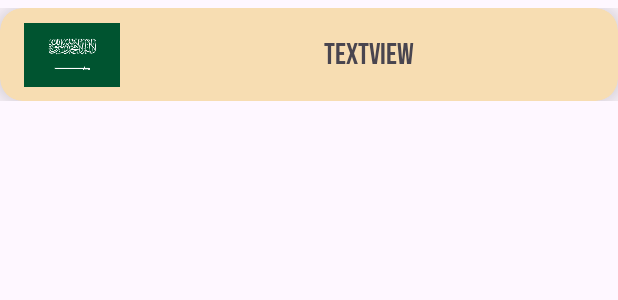
After one commit to Vilenas11/RestCountriesProject, an Android app: the layout recycler_view_row.xml on its own in the app's theme, with its tools: preview values and no code run, on a phone screen of 412 x 824 dp. The commit adds this screen. Shown: the top 300 px of the screen. Run offline under Robolectric (Android 15) with nearby library versions, the phone set to English and light mode, and no system bars; network calls fail.

Commit message:
Implementation of viewModel and Adapter

```diff
--- a/app/src/main/AndroidManifest.xml
+++ b/app/src/main/AndroidManifest.xml
@@ -2,7 +2,9 @@
 <manifest xmlns:android="http://schemas.android.com/apk/res/android"
     xmlns:tools="http://schemas.android.com/tools">
 
+    <uses-permission android:name="android.Manifest.permission.RECORD_AUDIO"/>
     <uses-permission android:name="android.permission.INTERNET" />
+    <uses-permission android:name="android.permission.ACCESS_NETWORK_STATE" />
 
     <application
         android:allowBackup="true"
@@ -11,6 +13,7 @@
         android:icon="@mipmap/ic_launcher"
         android:label="@string/app_name"
         android:roundIcon="@mipmap/ic_launcher_round"
+        android:windowSoftInputMode="stateHidden|adjustResize"
         android:supportsRtl="true"
         android:theme="@style/Theme.RestCountriesProject"
         tools:targetApi="31">
--- a/app/src/main/java/com/example/restcountriesproject/API_Package/ApiInterface.kt
+++ b/app/src/main/java/com/example/restcountriesproject/api_packages/ApiInterface.kt
@@ -1,7 +1,6 @@
-package com.example.restcountriesproject.API_Package
+package com.example.restcountriesproject.api_packages
 
 import com.example.restcountriesproject.data_package.Country
-import retrofit2.Call
 import retrofit2.http.GET
 
 interface ApiInterface {
--- a/app/src/main/java/com/example/restcountriesproject/API_Package/RetrofitInstance.kt
+++ b/app/src/main/java/com/example/restcountriesproject/api_packages/RetrofitInstance.kt
@@ -1,8 +1,7 @@
-package com.example.restcountriesproject.API_Package
+package com.example.restcountriesproject.api_packages
 
 import retrofit2.Retrofit
 import retrofit2.converter.gson.GsonConverterFactory
-import retrofit2.create
 
 object RetrofitInstance {
     private val retrofit by lazy {
--- a/app/src/main/java/com/example/restcountriesproject/Repositories/Repository.kt
+++ b/app/src/main/java/com/example/restcountriesproject/repositories/Repository.kt
@@ -1,6 +1,6 @@
-package com.example.restcountriesproject.Repositories
+package com.example.restcountriesproject.repositories
 
-import com.example.restcountriesproject.API_Package.RetrofitInstance
+import com.example.restcountriesproject.api_packages.RetrofitInstance
 import com.example.restcountriesproject.data_package.Country
 
 class Repository {
--- /dev/null
+++ b/app/src/main/res/layout/recycler_view_row.xml
@@ -0,0 +1,52 @@
+<?xml version="1.0" encoding="utf-8"?>
+<androidx.constraintlayout.widget.ConstraintLayout xmlns:android="http://schemas.android.com/apk/res/android"
+    xmlns:app="http://schemas.android.com/apk/res-auto"
+    xmlns:tools="http://schemas.android.com/tools"
+    android:layout_width="match_parent"
+    android:layout_height="wrap_content"
+    android:layout_marginTop="5dp"
+    android:layout_marginBottom="5dp">
+
+    <androidx.cardview.widget.CardView
+        android:layout_width="match_parent"
+        android:layout_height="wrap_content"
+        app:cardBackgroundColor="@color/elephantsBone"
+        app:layout_constraintBottom_toBottomOf="parent"
+        app:layout_constraintEnd_toEndOf="parent"
+        app:layout_constraintStart_toStartOf="parent"
+        app:layout_constraintTop_toTopOf="parent"
+        app:cardCornerRadius="15dp"
+        app:cardElevation="16dp"
+        app:layout_constraintVertical_bias="0.554">
+
+        <androidx.constraintlayout.widget.ConstraintLayout
+            android:layout_width="match_parent"
+            android:layout_height="match_parent">
+
+            <TextView
+                android:id="@+id/textView3"
+                android:layout_width="wrap_content"
+                android:layout_height="wrap_content"
+                android:text="TextView"
+                android:textSize="20dp"
+                android:fontFamily="@font/bebasneue_regular"
+                app:layout_constraintBottom_toBottomOf="parent"
+                android:textAlignment="center"
+                app:layout_constraintEnd_toEndOf="parent"
+                app:layout_constraintStart_toEndOf="@+id/imageView4"
+                app:layout_constraintTop_toTopOf="parent" />
+
+            <ImageView
+                android:id="@+id/imageView4"
+                android:layout_width="64dp"
+                android:layout_height="62dp"
+                android:layout_marginStart="16dp"
+
+                android:adjustViewBounds="true"
+                android:src="@drawable/sa"
+                app:layout_constraintBottom_toBottomOf="parent"
+                app:layout_constraintStart_toStartOf="parent"
+                app:layout_constraintTop_toTopOf="parent" />
+        </androidx.constraintlayout.widget.ConstraintLayout>
+    </androidx.cardview.widget.CardView>
+</androidx.constraintlayout.widget.ConstraintLayout>
--- a/app/src/main/res/values/colors.xml
+++ b/app/src/main/res/values/colors.xml
@@ -2,4 +2,6 @@
 <resources>
     <color name="black">#FF000000</color>
     <color name="white">#FFFFFFFF</color>
+    <color name="paleBlue">#7433FF</color>
+    <color name="elephantsBone">#F7DDB2</color>
 </resources>
--- a/gradle.properties
+++ b/gradle.properties
@@ -17,6 +17,7 @@ org.gradle.jvmargs=-Xmx2048m -Dfile.encoding=UTF-8
 android.useAndroidX=true
 # Kotlin code style for this project: "official" or "obsolete":
 kotlin.code.style=official
+android.enableJetifier=true
 # Enables namespacing of each library's R class so that its R class includes only the
 # resources declared in the library itself and none from the library's dependencies,
 # thereby reducing the size of the R class for that library
```
Also changed, not shown: app/build.gradle.kts (+16 -7 lines), app/src/main/java/com/example/restcountriesproject/SecondActivity.kt (+73 -0 lines), app/src/main/java/com/example/restcountriesproject/adapters/RecyclerViewAdapter.kt (added, +60 -0 lines), app/src/main/java/com/example/restcountriesproject/view_models/MainViewModel.kt (added, +20 -0 lines), app/src/main/java/com/example/restcountriesproject/view_models/MainViewModelFactory.kt (added, +12 -0 lines), app/src/main/res/layout/fragment_country_list.xml (+36 -16 lines), app/src/main/res/drawable/sa.png (added).
